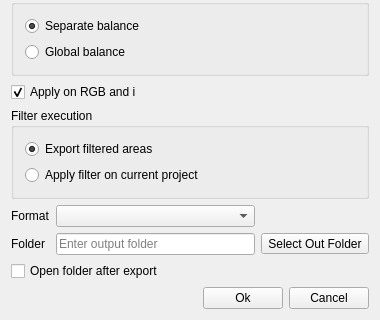
First picture: the form in src/gui/forms/DialogColorBalanceFilter.ui, repository open-scan-crew/OpenScanTools, before the edit; both pictures show x 0 to 380 and y 188 to 508 of the 380 by 508 pixel window.
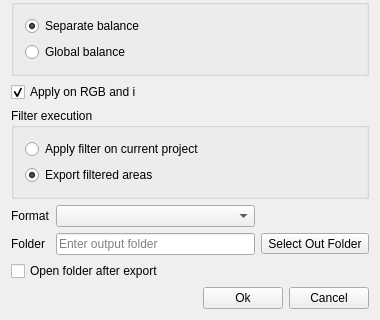
Second picture: the form after the edit. Icons and pictures are not drawn.

Commit message: Adjust filter execution UI order and disable export options in in-place mode (#712)

```diff
--- a/src/gui/forms/DialogColorBalanceFilter.ui
+++ b/src/gui/forms/DialogColorBalanceFilter.ui
@@ -220,6 +220,13 @@
       <string>Filter execution</string>
      </property>
      <layout class="QVBoxLayout" name="verticalLayout_executionMode">
+      <item>
+       <widget class="QRadioButton" name="radioButton_applyOnCurrentProject">
+        <property name="text">
+         <string>Apply filter on current project</string>
+        </property>
+       </widget>
+      </item>
       <item>
        <widget class="QRadioButton" name="radioButton_exportFilteredAreas">
         <property name="text">
@@ -230,13 +237,6 @@
         </property>
        </widget>
       </item>
-      <item>
-       <widget class="QRadioButton" name="radioButton_applyOnCurrentProject">
-        <property name="text">
-         <string>Apply filter on current project</string>
-        </property>
-       </widget>
-      </item>
      </layout>
     </widget>
    </item>
```
The commit also changes 5 other files.
